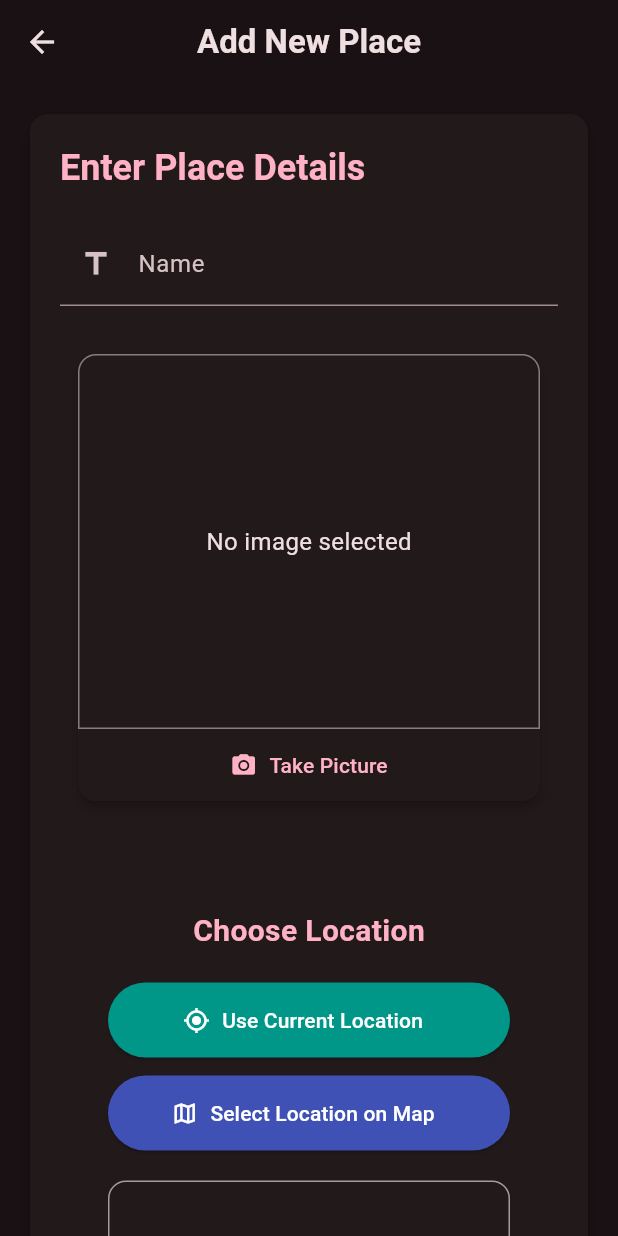
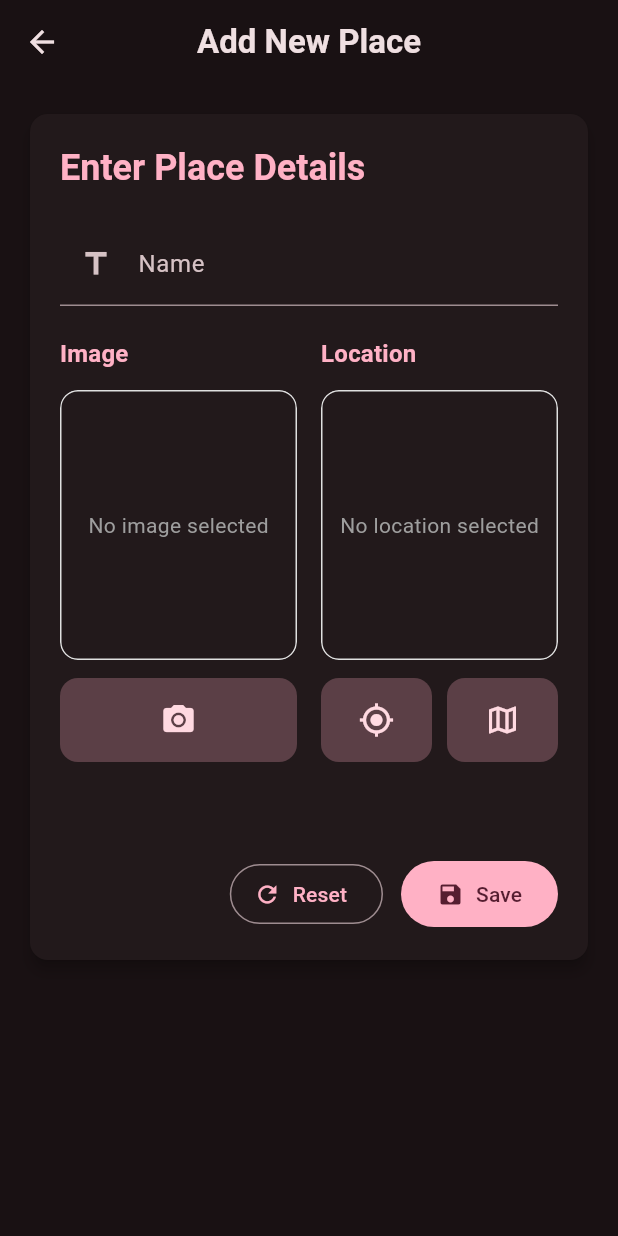
Before and after one commit to Amin2003713/favorite-places, a Flutter app: the AddPlace screen opened directly, on a phone screen of 412 x 824 dp. Run offline on Flutter 3.47's test engine with Material 3 defaults, Android fonts, the phone set to English and light mode, and no system bars; our stand-ins replace flutter_riverpod, google_fonts, image_picker, location, transparent_image; missing offline and left inert: location_platform_interface.

Commit message:
added the location info and display on list page dou to iran restrictions was not able to complete the map display

```diff
--- a/lib/features/places/components/add_place.dart
+++ b/lib/features/places/components/add_place.dart
@@ -2,6 +2,7 @@ import 'dart:io';
 
 import 'package:flutter/material.dart';
 import 'package:flutter_riverpod/flutter_riverpod.dart';
+import 'package:location/location.dart';
 
 import '../models/palce.dart';
 import '../states/places_states.dart';
@@ -14,6 +15,7 @@ class AddPlace extends ConsumerWidget {
   final _formKey = GlobalKey<FormState>();
   String _name = '';
   File? _image;
+  LocationData? _locationData;
 
   void _reset() {
     _formKey.currentState?.reset();
@@ -35,7 +37,9 @@ class AddPlace extends ConsumerWidget {
 
     ref
         .read(PlaceProvider.notifier)
-        .addNewPlace(Place(name: _name, image: _image!));
+        .addNewPlace(
+          Place(name: _name, image: _image!, location: _locationData!),
+        );
 
     Navigator.of(context).pop();
   }
@@ -83,35 +87,28 @@ class AddPlace extends ConsumerWidget {
                     onSaved: (newValue) => _name = newValue!.trim(),
                   ),
                   const SizedBox(height: 20),
-                  FormField<File>(
-                    validator: (_) =>
-                        _image == null ? 'Please select an image.' : null,
-                    builder: (field) {
-                      return Column(
-                        crossAxisAlignment: CrossAxisAlignment.start,
-                        children: [
-                          ImageInput(
+                  Row(
+                    children: [
+                      Expanded(
+                        child: FormField(
+                          builder: (field) => ImageInput(
                             onSave: (file) {
                               _image = file;
-                              field.didChange(file);
                             },
                           ),
-                          if (field.hasError)
-                            Padding(
-                              padding: const EdgeInsets.only(top: 8.0),
-                              child: Text(
-                                field.errorText!,
-                                style: TextStyle(
-                                  color: Theme.of(context).colorScheme.error,
-                                ),
-                              ),
-                            ),
-                        ],
-                      );
-                    },
+                        ),
+                      ),
+                      const SizedBox(width: 16),
+                      Expanded(
+                        child: FormField(
+                          builder: (field) => LocationInput(
+                            onSave: (location) => _locationData = location,
+                          ),
+                        ),
+                      ),
+                    ],
                   ),
-                  const SizedBox(height: 24),
-                  LocationInput(),
+                  const SizedBox(height: 32),
                   const SizedBox(height: 32),
                   Row(
                     mainAxisAlignment: MainAxisAlignment.end,
--- a/lib/features/places/components/image_input.dart
+++ b/lib/features/places/components/image_input.dart
@@ -1,5 +1,4 @@
 import 'dart:io';
-
 import 'package:flutter/material.dart';
 import 'package:image_picker/image_picker.dart';
 
@@ -13,12 +12,12 @@ class ImageInput extends StatefulWidget {
 }
 
 class _ImageInputState extends State<ImageInput> {
-  File? _storedImage;
+  File? selectedImage;
 
-  Future<void> _takePicture() async {
+  Future<void> takePicture() async {
     try {
-      final imagePicker = ImagePicker();
-      final imageFile = await imagePicker.pickImage(
+      final picker = ImagePicker();
+      final imageFile = await picker.pickImage(
         source: ImageSource.camera,
         maxWidth: 600,
         maxHeight: 600,
@@ -28,13 +27,14 @@ class _ImageInputState extends State<ImageInput> {
       if (imageFile == null) return;
 
       setState(() {
-        _storedImage = File(imageFile.path);
+        selectedImage = File(imageFile.path);
       });
-      widget.onSave(_storedImage!);
+
+      widget.onSave(selectedImage!);
     } catch (e) {
       ScaffoldMessenger.of(
         context,
-      ).showSnackBar(SnackBar(content: Text("Failed to pick image: $e")));
+      ).showSnackBar(SnackBar(content: Text("Failed to take picture: $e")));
     }
   }
 
@@ -42,58 +42,56 @@ class _ImageInputState extends State<ImageInput> {
   Widget build(BuildContext context) {
     final theme = Theme.of(context);
 
-    return Card(
-      elevation: 3,
-      shape: RoundedRectangleBorder(borderRadius: BorderRadius.circular(12)),
-      margin: const EdgeInsets.all(12),
-      child: Column(
+    return Column(
+      crossAxisAlignment: CrossAxisAlignment.stretch,
       children: [
-          Container(
-            height: 250,
-            width: double.infinity,
-            alignment: Alignment.center,
-            decoration: BoxDecoration(
-              border: Border.all(
-                width: 1,
-                color: theme.colorScheme.onSurface.withOpacity(0.5),
-              ),
-              borderRadius: const BorderRadius.vertical(
-                top: Radius.circular(12),
+        Text(
+          'Image',
+          style: theme.textTheme.titleMedium?.copyWith(
+            fontWeight: FontWeight.w600,
+            color: theme.colorScheme.primary,
           ),
         ),
-            child: _storedImage == null
-                ? const Text(
+        const SizedBox(height: 12),
+        ClipRRect(
+          borderRadius: BorderRadius.circular(12),
+          child: Container(
+            height: 180,
+            width: double.infinity,
+            decoration: BoxDecoration(
+              borderRadius: BorderRadius.circular(12),
+              border: Border.all(color: Colors.grey.shade300),
+            ),
+            alignment: Alignment.center,
+            child: selectedImage == null
+                ? Text(
                     "No image selected",
-                    style: TextStyle(fontSize: 16),
+                    style: theme.textTheme.bodyMedium?.copyWith(
+                      color: Colors.grey,
+                    ),
                   )
-                : ClipRRect(
-                    borderRadius: const BorderRadius.vertical(
-                      top: Radius.circular(12),
-                    ),
-                    child: Image.file(
-                      _storedImage!,
+                : Image.file(
+                    selectedImage!,
                     fit: BoxFit.cover,
                     width: double.infinity,
-                      height: 250,
+                    height: 180,
                   ),
           ),
         ),
-          SizedBox(
-            width: double.infinity,
-            child: TextButton.icon(
+
+        const SizedBox(height: 12),
+        IconButton.filledTonal(
+          onPressed: takePicture,
           icon: const Icon(Icons.camera_alt),
-              label: Text(
-                _storedImage == null ? "Take Picture" : "Retake Picture",
-              ),
-              onPressed: _takePicture,
-              style: TextButton.styleFrom(
-                foregroundColor: theme.colorScheme.primary,
-                padding: const EdgeInsets.symmetric(vertical: 12),
+          tooltip: selectedImage == null ? "Take Picture" : "Retake Picture",
+          style: IconButton.styleFrom(
+            padding: const EdgeInsets.symmetric(vertical: 16),
+            shape: RoundedRectangleBorder(
+              borderRadius: BorderRadius.circular(12),
             ),
           ),
         ),
       ],
-      ),
     );
   }
 }
--- a/lib/features/places/components/location_input.dart
+++ b/lib/features/places/components/location_input.dart
@@ -2,131 +2,155 @@ import 'package:flutter/material.dart';
 import 'package:location/location.dart';
 
 class LocationInput extends StatefulWidget {
+  const LocationInput({super.key, required this.onSave});
+
+  final void Function(LocationData location) onSave;
+
   @override
   State<LocationInput> createState() => _LocationInputState();
 }
 
 class _LocationInputState extends State<LocationInput> {
-  String? _previewImageUrl;
+  LocationData? _storedLocation;
+  String? _prev;
+  bool isLoading = false;
 
-  void _showPreview(double lat, double lng) {
+  void showPreview(LocationData location) {
+    try {
       final staticMapUrl = Uri.parse(
         'https://maps.googleapis.com/maps/api/staticmap'
-      '?center=$lat,$lng'
+        '?center=${location.longitude!}${location.latitude!}'
         '&zoom=15&size=600x300&maptype=roadmap'
-      '&markers=color:red%7Clabel:A%7C$lat,$lng'
-      '&key=YOUR_API_KEY', // 🔐 جایگزین کن با کلید واقعی
+        '&markers=color:red%7Clabel:A%7C${location.longitude!},${location.latitude!}'
+        '&key=AIzaSyAOVYRIgupAurZup5y1PRh8Ismb1A3lLao',
       );
+      setState(() {
+        _prev = staticMapUrl.toString();
+      });
+    } catch (e) {}
+
+    widget.onSave(location);
+  }
+
+  Future<void> getCurrentLocation() async {
+    final location = Location();
+
+    bool serviceEnabled = await location.serviceEnabled();
+    if (!serviceEnabled) {
+      serviceEnabled = await location.requestService();
+      if (!serviceEnabled) return;
+    }
+
+    setState(() => isLoading = true);
+
+    var permissionGranted = await location.hasPermission();
+    if (permissionGranted == PermissionStatus.denied) {
+      permissionGranted = await location.requestPermission();
+      if (permissionGranted != PermissionStatus.granted) return;
+    }
+
+    final locationData = await location.getLocation();
 
     setState(() {
-      _previewImageUrl = staticMapUrl.toString();
+      isLoading = false;
+      _storedLocation = locationData;
     });
+
+    showPreview(locationData);
   }
 
-  Future<void> _getCurrentLocation() async {
-    Location location = Location();
-
-    bool serviceEnabled;
-    PermissionStatus permissionGranted;
-    LocationData locationData;
-
-    serviceEnabled = await location.serviceEnabled();
-    if (!serviceEnabled) {
-      serviceEnabled = await location.requestService();
-      if (!serviceEnabled) {
-        return;
-      }
-    }
-
-    permissionGranted = await location.hasPermission();
-    if (permissionGranted == PermissionStatus.denied) {
-      permissionGranted = await location.requestPermission();
-      if (permissionGranted != PermissionStatus.granted) {
-        return;
-      }
-    }
-
-    locationData = await location.getLocation();
-    _showPreview(locationData!.latitude!, locationData!.longitude!);
-  }
-
-  void _selectOnMap() {
-    // 👇 شبیه‌سازی انتخاب دستی مکان روی نقشه
-    const selectedLat = 35.70;
-    const selectedLng = 51.42;
-
-    _showPreview(selectedLat, selectedLng);
+  void selectOnMap() {
+    // final location = LocationData.fromMap();
+    //
+    // showPreview(location);
   }
 
   @override
   Widget build(BuildContext context) {
-    return Card(
-      elevation: 0,
-      shape: RoundedRectangleBorder(borderRadius: BorderRadius.circular(15)),
-      margin: const EdgeInsets.all(16),
-      child: Padding(
-        padding: const EdgeInsets.symmetric(vertical: 20, horizontal: 16),
-        child: Column(
-          mainAxisSize: MainAxisSize.min,
+    final theme = Theme.of(context);
+
+    return Column(
+      crossAxisAlignment: CrossAxisAlignment.stretch,
       children: [
         Text(
-              'Choose Location',
-              style: TextStyle(
-                fontSize: 20,
-                fontWeight: FontWeight.bold,
-                color: Theme.of(context).colorScheme.primary,
-              ),
-            ),
-            const SizedBox(height: 20),
-            ElevatedButton.icon(
-              onPressed: _getCurrentLocation,
-              icon: Icon(Icons.my_location),
-              label: Text('Use Current Location'),
-              style: ElevatedButton.styleFrom(
-                backgroundColor: Colors.teal,
-                foregroundColor: Colors.white,
-                minimumSize: Size(double.infinity, 50),
+          'Location',
+          style: theme.textTheme.titleMedium?.copyWith(
+            fontWeight: FontWeight.w600,
+            color: theme.colorScheme.primary,
           ),
         ),
         const SizedBox(height: 12),
-            ElevatedButton.icon(
-              onPressed: _selectOnMap,
-              icon: Icon(Icons.map_outlined),
-              label: Text('Select Location on Map'),
-              style: ElevatedButton.styleFrom(
-                backgroundColor: Colors.indigo,
-                foregroundColor: Colors.white,
-                minimumSize: Size(double.infinity, 50),
+        Stack(
+          children: [
+            ClipRRect(
+              borderRadius: BorderRadius.circular(12),
+              child: _prev != null
+                  ? Image.network(
+                      _prev!,
+                      height: 180,
+                      width: double.infinity,
+                      fit: BoxFit.cover,
+                    )
+                  : Container(
+                      height: 180,
+                      width: double.infinity,
+                      alignment: Alignment.center,
+                      decoration: BoxDecoration(
+                        borderRadius: BorderRadius.circular(12),
+                        border: Border.all(color: Colors.grey.shade300),
+                      ),
+                      child: Text(
+                        (_storedLocation == null
+                            ? 'No location selected'
+                            : 'lat${_storedLocation?.latitude}\nlng${_storedLocation?.longitude}'),
+                        style: theme.textTheme.bodyMedium?.copyWith(
+                          color: Colors.grey,
                         ),
                       ),
-            const SizedBox(height: 20),
-            if (_previewImageUrl != null)
-              ClipRRect(
-                borderRadius: BorderRadius.circular(12),
-                child: Image.network(
-                  _previewImageUrl!,
-                  fit: BoxFit.cover,
-                  width: double.infinity,
-                  height: 200,
                     ),
-              )
-            else
-              Container(
-                alignment: Alignment.center,
-                width: double.infinity,
-                height: 200,
-                decoration: BoxDecoration(
-                  border: Border.all(width: 1, color: Colors.grey),
-                  borderRadius: BorderRadius.circular(12),
             ),
-                child: Text(
-                  'No location chosen',
-                  style: TextStyle(color: Colors.grey),
+            if (isLoading)
+              Positioned.fill(
+                child: Container(
+                  color: Colors.black.withAlpha(120),
+                  child: const Center(child: CircularProgressIndicator()),
                 ),
               ),
           ],
         ),
+        const SizedBox(height: 12),
+        Row(
+          children: [
+            Expanded(
+              child: IconButton.filledTonal(
+                onPressed: getCurrentLocation,
+                icon: const Icon(Icons.my_location),
+                tooltip: 'Get current location',
+                style: IconButton.styleFrom(
+                  padding: const EdgeInsets.symmetric(vertical: 16),
+                  shape: RoundedRectangleBorder(
+                    borderRadius: BorderRadius.circular(12),
                   ),
+                ),
+              ),
+            ),
+            const SizedBox(width: 10),
+            Expanded(
+              child: IconButton.filledTonal(
+                onPressed: selectOnMap,
+                icon: const Icon(Icons.map_outlined),
+                tooltip: 'Pick from map',
+                style: IconButton.styleFrom(
+                  padding: const EdgeInsets.symmetric(vertical: 16),
+                  shape: RoundedRectangleBorder(
+                    borderRadius: BorderRadius.circular(12),
+                  ),
+                ),
+              ),
+            ),
+          ],
+        ),
+      ],
     );
   }
 }
--- a/lib/features/places/models/palce.dart
+++ b/lib/features/places/models/palce.dart
@@ -1,13 +1,16 @@
 import 'dart:io';
 
+import 'package:location_platform_interface/location_platform_interface.dart';
 import 'package:uuid/uuid.dart';
 
 var uuid = Uuid();
 
 class Place {
-  Place({required this.name, required this.image}) : id = uuid.v4();
+  Place({required this.name, required this.image, required this.location})
+    : id = uuid.v4();
 
   final String id;
   final String name;
   final File image;
+  final LocationData location;
 }
```
Also changed, not shown: lib/features/places/components/place_info.dart (+48 -17 lines), lib/features/places/screans/places.dart (+8 -1 lines). Lines whose indentation alone changed are shown as unchanged.
